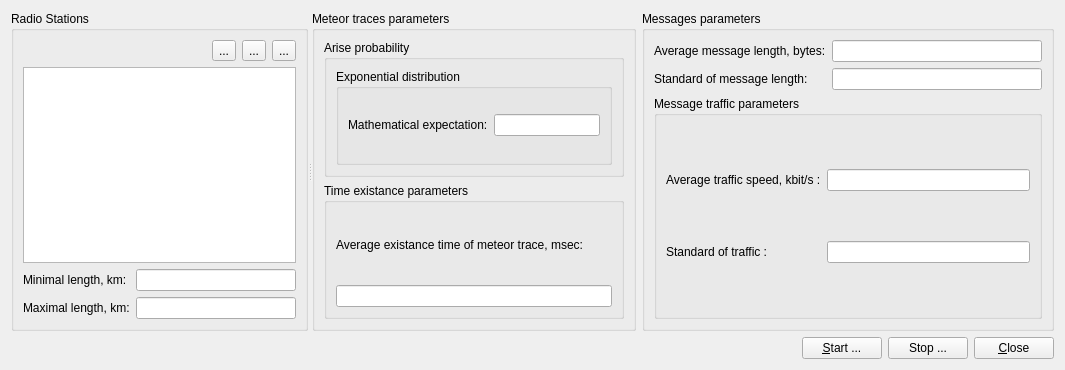
Before: the Qt Designer form src/gui/ui/meteor_radio_network_form.ui in YuriyRusinov/meteor_radio, drawn with Qt 5.
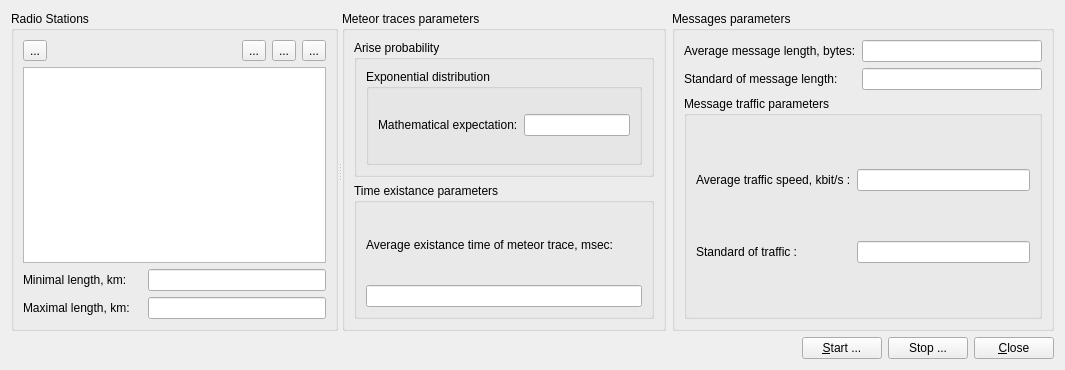
After: the same form once the commit is applied.

Commit message: Refresh stations model.

The edit to the form file:
```diff
--- a/src/gui/ui/meteor_radio_network_form.ui
+++ b/src/gui/ui/meteor_radio_network_form.ui
@@ -24,14 +24,14 @@
        <string>Radio Stations</string>
       </property>
       <layout class="QGridLayout" name="gridLayout">
-       <item row="0" column="4">
-        <widget class="QToolButton" name="tbDelStation">
+       <item row="0" column="0">
+        <widget class="QToolButton" name="tbRefresh">
          <property name="text">
           <string>...</string>
          </property>
         </widget>
        </item>
-       <item row="0" column="0" colspan="2">
+       <item row="0" column="1" colspan="2">
         <spacer name="htvStationsSpacer">
          <property name="orientation">
           <enum>Qt::Horizontal</enum>
@@ -44,43 +44,50 @@
          </property>
         </spacer>
        </item>
-       <item row="1" column="0" colspan="5">
-        <widget class="QTreeView" name="tvStationsList"/>
-       </item>
-       <item row="3" column="0">
-        <widget class="QLabel" name="lStationMax">
-         <property name="text">
-          <string>&lt;html&gt;&lt;head/&gt;&lt;body&gt;&lt;p&gt;Maximal length, km:&lt;/p&gt;&lt;/body&gt;&lt;/html&gt;</string>
-         </property>
-        </widget>
-       </item>
        <item row="0" column="3">
-        <widget class="QToolButton" name="tbEditStation">
-         <property name="text">
-          <string>...</string>
-         </property>
-        </widget>
-       </item>
-       <item row="3" column="1" colspan="4">
-        <widget class="QLineEdit" name="lEMaxLength"/>
-       </item>
-       <item row="0" column="2">
         <widget class="QToolButton" name="tbAddStation">
          <property name="text">
           <string>...</string>
          </property>
         </widget>
        </item>
-       <item row="2" column="1" colspan="4">
-        <widget class="QLineEdit" name="lEMinLength"/>
+       <item row="0" column="4">
+        <widget class="QToolButton" name="tbEditStation">
+         <property name="text">
+          <string>...</string>
+         </property>
+        </widget>
        </item>
-       <item row="2" column="0">
+       <item row="0" column="5">
+        <widget class="QToolButton" name="tbDelStation">
+         <property name="text">
+          <string>...</string>
+         </property>
+        </widget>
+       </item>
+       <item row="1" column="0" colspan="6">
+        <widget class="QTreeView" name="tvStationsList"/>
+       </item>
+       <item row="2" column="0" colspan="2">
         <widget class="QLabel" name="lStationMin">
          <property name="text">
           <string>&lt;html&gt;&lt;head/&gt;&lt;body&gt;&lt;p&gt;Minimal length, km:&lt;/p&gt;&lt;/body&gt;&lt;/html&gt;</string>
          </property>
         </widget>
        </item>
+       <item row="3" column="0" colspan="2">
+        <widget class="QLabel" name="lStationMax">
+         <property name="text">
+          <string>&lt;html&gt;&lt;head/&gt;&lt;body&gt;&lt;p&gt;Maximal length, km:&lt;/p&gt;&lt;/body&gt;&lt;/html&gt;</string>
+         </property>
+        </widget>
+       </item>
+       <item row="2" column="2" colspan="4">
+        <widget class="QLineEdit" name="lEMinLength"/>
+       </item>
+       <item row="3" column="2" colspan="4">
+        <widget class="QLineEdit" name="lEMaxLength"/>
+       </item>
       </layout>
      </widget>
      <widget class="QGroupBox" name="gbMeteorArise">
```
The commit also changes 5 other files.
